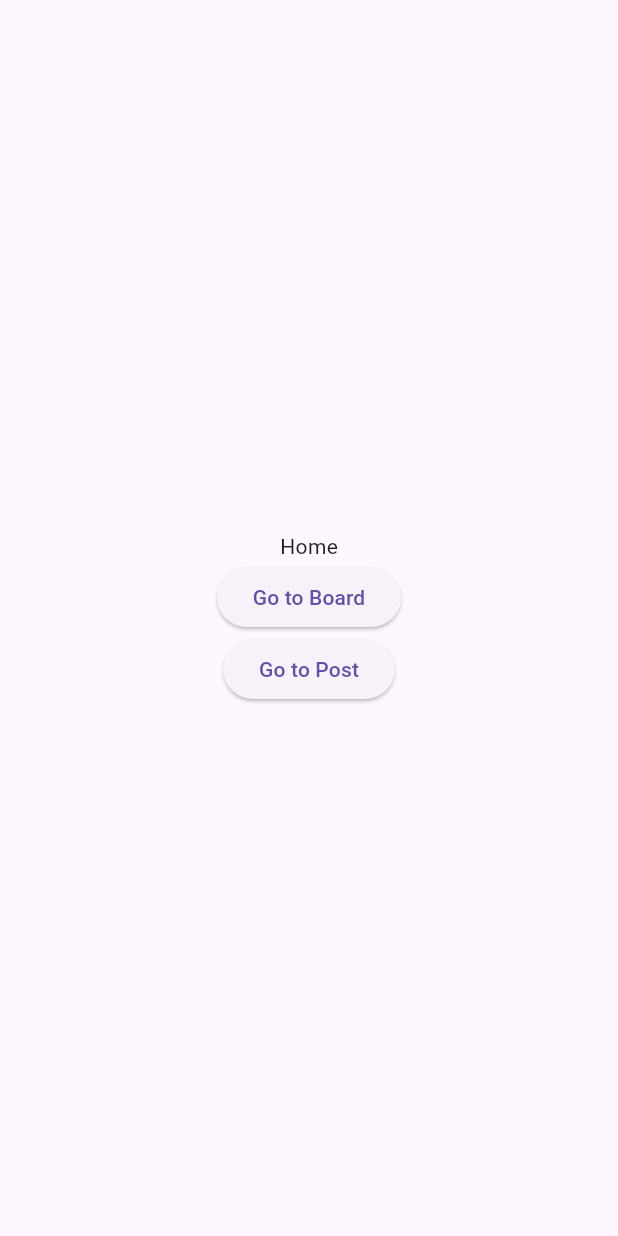
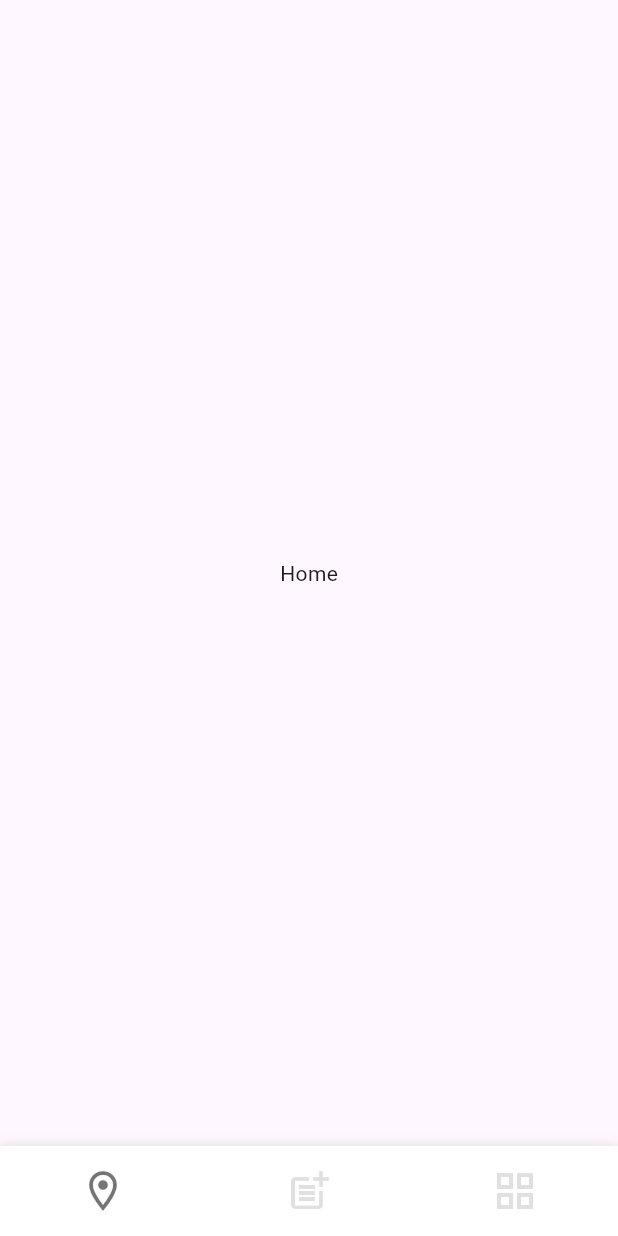
Before and after one commit to cherrie-k/NearHere, a Flutter app: the screen it shows after launch, on a phone screen of 412 x 824 dp. Run offline on Flutter 3.47's test engine with Material 3 defaults, Android fonts, the phone set to English and light mode, and no system bars; our stand-ins replace go_router.

Commit message:
[Feat] 내비게이션 바 설정

```diff
--- a/lib/features/home/views/home_page.dart
+++ b/lib/features/home/views/home_page.dart
@@ -1,5 +1,6 @@
 import 'package:flutter/material.dart';
 import 'package:go_router/go_router.dart';
+import 'package:nearhere/shared/widgets/custom_nav_bar.dart';
 
 class HomePage extends StatelessWidget {
   const HomePage({super.key});
@@ -7,23 +8,14 @@ class HomePage extends StatelessWidget {
   @override
   Widget build(BuildContext context) {
     return Scaffold(
+      // bottomNavigationBar: const CustomNavBar(
+      //   selectedIdx: 0,
+      // ),
       body: Center(
         child: Column(
           mainAxisAlignment: MainAxisAlignment.center,
           children: <Widget>[
             Text('Home'),
-            ElevatedButton(
-              onPressed: () {
-                context.push('/board');
-              },
-              child: Text('Go to Board'),
-            ),
-            ElevatedButton(
-              onPressed: () {
-                context.push('/post');
-              },
-              child: Text('Go to Post'),
-            ),
           ],
         ),
       ),
--- a/lib/main.dart
+++ b/lib/main.dart
@@ -3,6 +3,7 @@ import 'package:go_router/go_router.dart';
 import 'package:nearhere/features/board/views/board_page.dart';
 import 'package:nearhere/features/home/views/home_page.dart';
 import 'package:nearhere/features/post/views/post_page.dart';
+import 'package:nearhere/shared/widgets/custom_nav_bar.dart';
 
 void main() {
   runApp(MyApp());
@@ -13,18 +14,29 @@ class MyApp extends StatelessWidget {
 
   final GoRouter _router = GoRouter(
     routes: [
+      ShellRoute(
+        builder: (context, state, child) {
+          return Scaffold(
+            body: child,
+            bottomNavigationBar: CustomNavBar(
+                selectedIdx: calculateSelectedIdx(state.uri.path)),
+          );
+        },
+        routes: [
           GoRoute(
             path: '/',
-        builder: (context, state) => HomePage(),
+            builder: (context, state) => const HomePage(),
           ),
           GoRoute(
             path: '/board',
-        builder: (context, state) => BoardPage(),
+            builder: (context, state) => const BoardPage(),
           ),
           GoRoute(
             path: '/post',
-        builder: (context, state) => PostPage(),
+            builder: (context, state) => const PostPage(),
           ),
+        ],
+      )
     ],
   );
 
@@ -40,3 +52,16 @@ class MyApp extends StatelessWidget {
     );
   }
 }
+
+int calculateSelectedIdx(String location) {
+  switch (location) {
+    case '/':
+      return 0;
+    case '/post':
+      return 1;
+    case '/board':
+      return 2;
+    default:
+      return 0;
+  }
+}
--- /dev/null
+++ b/lib/shared/widgets/custom_nav_bar.dart
@@ -0,0 +1,67 @@
+import 'package:flutter/material.dart';
+import 'package:go_router/go_router.dart';
+
+class CustomNavBar extends StatelessWidget {
+  final int selectedIdx;
+
+  const CustomNavBar({super.key, required this.selectedIdx});
+
+  void _onItemTap(BuildContext context, int idx) {
+    switch (idx) {
+      case 0:
+        context.go('/');
+        break;
+      case 1:
+        context.go('/post');
+        break;
+      case 2:
+        context.go('/board');
+        break;
+    }
+  }
+
+  @override
+  Widget build(BuildContext context) {
+    return Container(
+      decoration: BoxDecoration(color: Colors.white, boxShadow: [
+        BoxShadow(
+            color: Colors.grey.shade300,
+            offset: const Offset(0, -1),
+            blurRadius: 6)
+      ]),
+      child: NavigationBar(
+        selectedIndex: selectedIdx,
+        labelBehavior: NavigationDestinationLabelBehavior.alwaysHide,
+        backgroundColor: Colors.white,
+        height: 60,
+        indicatorColor: Colors.transparent,
+        onDestinationSelected: (int idx) {
+          _onItemTap(context, idx);
+        },
+        destinations: <NavigationDestination>[
+          NavigationDestination(
+              icon: Icon(
+                Icons.location_on_outlined,
+                color: selectedIdx == 0 ? Colors.black54 : Colors.black12,
+                size: 32,
+              ),
+              label: 'Home'),
+          NavigationDestination(
+              icon: Icon(
+                Icons.post_add_outlined,
+                color: selectedIdx == 1 ? Colors.black54 : Colors.black12,
+                size: 32,
+              ),
+              label: 'Post'),
+          NavigationDestination(
+              icon: Icon(
+                Icons.grid_view_outlined,
+                color: selectedIdx == 2 ? Colors.black54 : Colors.black12,
+                size: 32,
+              ),
+              label: 'Board'),
+        ],
+      ),
+    );
+  }
+}
```
Also changed, not shown: lib/features/board/views/board_page.dart (+6 -9 lines), lib/features/post/views/post_page.dart (+4 -9 lines). Lines whose indentation alone changed are shown as unchanged.
